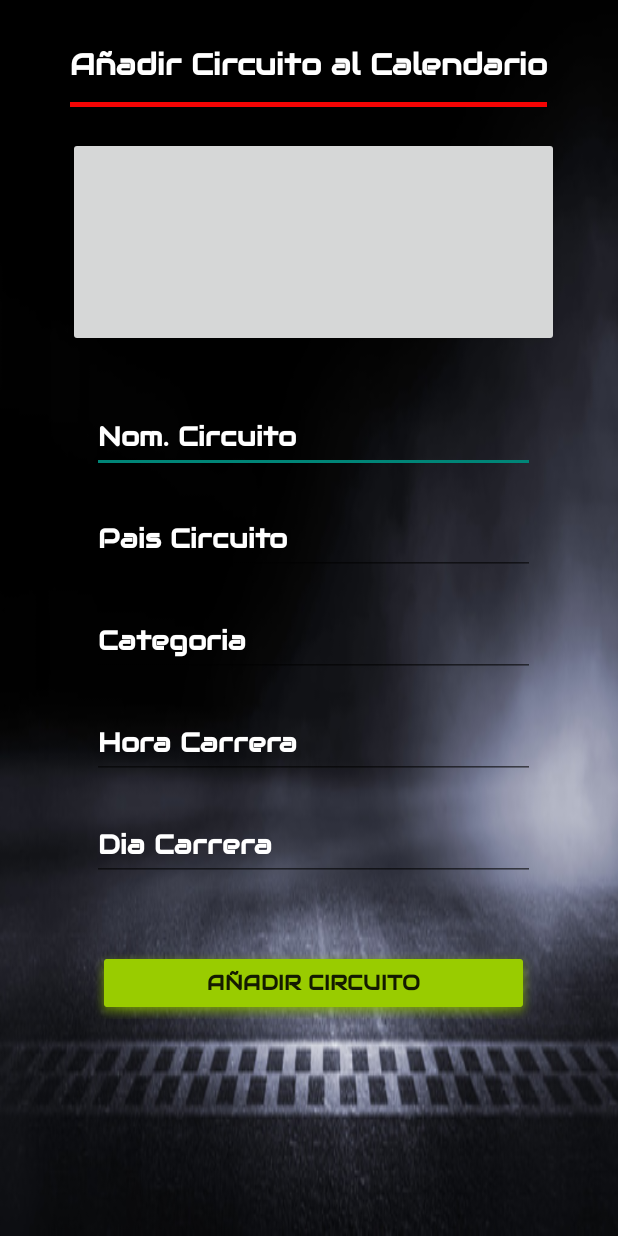
After one commit to MarcoP1993/MySimRacing, an Android app: the CircuitosNuevoActivity screen opened directly, with no data from a screen before it, on a phone screen of 412 x 824 dp. The commit adds this screen. Run offline under Robolectric (Android 15) with nearby library versions, the phone set to English and light mode, and no system bars; our stand-ins replace Firebase (no records; nobody signed in at launch, a user with empty details on screens opened directly); pictures from the network do not load; Roboto replaces fonts that are not available here.

```diff
--- a/app/build.gradle
+++ b/app/build.gradle
@@ -52,5 +52,6 @@ dependencies {
     implementation platform('com.google.firebase:firebase-bom:28.4.2')
     implementation 'com.google.firebase:firebase-analytics'
     implementation 'com.mikhaellopez:circularimageview:4.3.0'
+    implementation 'com.squareup.picasso:picasso:2.8'
 
 }
--- /dev/null
+++ b/app/src/main/java/com/example/mysimracing/RecyclerCircuitos/CircuitosNuevoActivity.java
@@ -0,0 +1,140 @@
+package com.example.mysimracing.RecyclerCircuitos;
+
+import androidx.annotation.NonNull;
+import androidx.annotation.Nullable;
+import androidx.appcompat.app.AppCompatActivity;
+
+import android.app.ProgressDialog;
+import android.content.Intent;
+import android.net.Uri;
+import android.os.Bundle;
+import android.view.View;
+import android.widget.Button;
+import android.widget.EditText;
+import android.widget.ImageButton;
+import android.widget.Toast;
+
+import com.example.mysimracing.Clases.Circuitos;
+import com.example.mysimracing.R;
+import com.google.android.gms.tasks.OnCompleteListener;
+import com.google.android.gms.tasks.OnFailureListener;
+import com.google.android.gms.tasks.OnSuccessListener;
+import com.google.android.gms.tasks.Task;
+import com.google.firebase.firestore.DocumentReference;
+import com.google.firebase.firestore.FirebaseFirestore;
+import com.google.firebase.storage.FirebaseStorage;
+import com.google.firebase.storage.StorageReference;
+import com.google.firebase.storage.UploadTask;
+
+public class CircuitosNuevoActivity extends AppCompatActivity {
+
+    FirebaseFirestore firestore;
+    FirebaseStorage storage;
+    EditText nombre, pais, dia, hora, categoria;
+    ImageButton img_circuito;
+    Button btn_insertar_circuito;
+    ProgressDialog progressDialog;
+
+    private static final int Gallery_code = 1;
+    Uri imagenUrl = null;
+
+    //valores a guardar
+    String nombreCircuito;
+    String paisCircuito;
+    String diaCarrera;
+    String horaCarrera;
+    String categoriaCoche;
+
+    @Override
+    protected void onCreate(Bundle savedInstanceState) {
+        super.onCreate(savedInstanceState);
+        setContentView(R.layout.activity_circuitos_nuevo);
+
+        firestore = FirebaseFirestore.getInstance();
+        storage = FirebaseStorage.getInstance();
+
+        nombre = findViewById(R.id.edt_nombre_circuito);
+        pais = findViewById(R.id.edt_pais_circuito);
+        dia = findViewById(R.id.edt_dia_carrera);
+        hora = findViewById(R.id.edt_hora_carrera);
+        categoria = findViewById(R.id.edt_cat_coche);
+        img_circuito = findViewById(R.id.img_circuito);
+        btn_insertar_circuito = findViewById(R.id.btn_crear_circuito);
+        progressDialog= new ProgressDialog(this);
+
+        img_circuito.setOnClickListener(new View.OnClickListener() {
+            @Override
+            public void onClick(View v) {
+                Intent intent = new Intent(Intent.ACTION_GET_CONTENT);
+                intent.setType("image/*");
+                startActivityForResult(intent, Gallery_code);
+            }
+        });
+    }
+
+    @Override
+    protected void onActivityResult(int requestCode, int resultCode, @Nullable Intent data) {
+        super.onActivityResult(requestCode, resultCode, data);
+
+        if(requestCode == Gallery_code && resultCode == RESULT_OK){
+            imagenUrl=data.getData();
+            img_circuito.setImageURI(imagenUrl);
+        }
+
+    btn_insertar_circuito.setOnClickListener(new View.OnClickListener() {
+        @Override
+        public void onClick(View v) {
+            nombreCircuito = nombre.getText().toString().trim();
+            paisCircuito = pais.getText().toString().trim();
+            diaCarrera = dia.getText().toString().trim();
+            horaCarrera = hora.getText().toString().trim();
+            categoriaCoche = categoria.getText().toString().trim();
+
+            if(!(nombreCircuito.isEmpty() && paisCircuito.isEmpty() && diaCarrera.isEmpty() && horaCarrera.isEmpty() && categoriaCoche.isEmpty() && imagenUrl!=null)){
+
+                progressDialog.setTitle("Creando...");
+                progressDialog.show();
+
+                StorageReference filepath = storage.getReference().child("ImagenCircuito").child(imagenUrl.getLastPathSegment());
+                filepath.putFile(imagenUrl).addOnSuccessListener(new OnSuccessListener<UploadTask.TaskSnapshot>() {
+                    @Override
+                    public void onSuccess(UploadTask.TaskSnapshot taskSnapshot) {
+
+                        Task<Uri> descargarURL= taskSnapshot.getStorage().getDownloadUrl().addOnCompleteListener(new OnCompleteListener<Uri>() {
+                            @Override
+                            public void onComplete(@NonNull Task<Uri> task) {
+
+                                String t = task.getResult().toString();
+
+                                //crear coleccion en firestore
+
+                                Circuitos circuitos = new Circuitos(nombreCircuito, paisCircuito, categoriaCoche , horaCarrera, diaCarrera , imagenUrl.toString());
+
+                                firestore.collection("Circuitos").add(circuitos).addOnSuccessListener(new OnSuccessListener<DocumentReference>() {
+                                    @Override
+                                    public void onSuccess(DocumentReference documentReference) {
+
+                                        Toast.makeText(CircuitosNuevoActivity.this, "Circuito creado correctamente", Toast.LENGTH_SHORT).show();
+                                        finish();
+                                    }
+                                }).addOnFailureListener(new OnFailureListener() {
+                                    @Override
+                                    public void onFailure(@NonNull Exception e) {
+                                        Toast.makeText(CircuitosNuevoActivity.this, "Error al crear el circuito", Toast.LENGTH_SHORT).show();
+                                    }
+                                });
+
+
+                            }
+                        });
+                    }
+                });
+
+            }else {
+
+                Toast.makeText(CircuitosNuevoActivity.this, "Completa todos los campos", Toast.LENGTH_SHORT).show();
+            }
+        }
+    });
+    }
+}
--- /dev/null
+++ b/app/src/main/res/layout/activity_circuitos_nuevo.xml
@@ -0,0 +1,153 @@
+<?xml version="1.0" encoding="utf-8"?>
+<androidx.constraintlayout.widget.ConstraintLayout xmlns:android="http://schemas.android.com/apk/res/android"
+    xmlns:app="http://schemas.android.com/apk/res-auto"
+    xmlns:tools="http://schemas.android.com/tools"
+    android:layout_width="match_parent"
+    android:layout_height="match_parent"
+    android:background="@drawable/img"
+    tools:context=".RecyclerCircuitos.CircuitosNuevoActivity">
+
+    <TextView
+        android:id="@+id/textView34"
+        android:layout_width="wrap_content"
+        android:layout_height="wrap_content"
+        android:layout_marginStart="116dp"
+        android:layout_marginTop="30dp"
+        android:layout_marginEnd="117dp"
+        android:fontFamily="@font/audiowide"
+        android:text="Añadir Circuito al Calendario"
+        android:textColor="@color/white"
+        android:textSize="20sp"
+        android:textStyle="bold"
+        app:layout_constraintEnd_toEndOf="parent"
+        app:layout_constraintStart_toStartOf="parent"
+        app:layout_constraintTop_toTopOf="parent" />
+
+    <ImageButton
+        android:id="@+id/img_circuito"
+        android:layout_width="327dp"
+        android:layout_height="140dp"
+        android:layout_marginTop="20dp"
+        app:layout_constraintEnd_toEndOf="parent"
+        app:layout_constraintHorizontal_bias="0.535"
+        app:layout_constraintStart_toStartOf="parent"
+        app:layout_constraintTop_toBottomOf="@+id/divider12"
+        tools:ignore="SpeakableTextPresentCheck"
+        tools:srcCompat="@tools:sample/backgrounds/scenic" />
+
+    <View
+        android:id="@+id/divider12"
+        android:layout_width="0dp"
+        android:layout_height="3dp"
+        android:layout_marginTop="12dp"
+        android:background="@color/ic_btn_add_background"
+        app:layout_constraintEnd_toEndOf="@+id/textView34"
+        app:layout_constraintStart_toStartOf="@+id/textView34"
+        app:layout_constraintTop_toBottomOf="@+id/textView34" />
+
+    <EditText
+        android:id="@+id/edt_nombre_circuito"
+        android:layout_width="0dp"
+        android:layout_height="wrap_content"
+        android:layout_marginStart="16dp"
+        android:layout_marginTop="36dp"
+        android:layout_marginEnd="16dp"
+        android:ems="10"
+        android:fontFamily="@font/audiowide"
+        android:hint="Nom. Circuito"
+        android:inputType="textPersonName"
+        android:minHeight="48dp"
+        android:textColor="@color/white"
+        android:textColorHint="@color/white"
+        android:textStyle="bold"
+        app:layout_constraintEnd_toEndOf="@+id/img_circuito"
+        app:layout_constraintHorizontal_bias="0.0"
+        app:layout_constraintStart_toStartOf="@+id/img_circuito"
+        app:layout_constraintTop_toBottomOf="@+id/img_circuito" />
+
+    <EditText
+        android:id="@+id/edt_pais_circuito"
+        android:layout_width="0dp"
+        android:layout_height="wrap_content"
+        android:layout_marginTop="20dp"
+        android:ems="10"
+        android:fontFamily="@font/audiowide"
+        android:hint="Pais Circuito"
+        android:inputType="textPersonName"
+        android:minHeight="48dp"
+        android:textColor="@color/white"
+        android:textColorHint="@android:color/background_light"
+        android:textStyle="bold"
+        app:layout_constraintEnd_toEndOf="@+id/edt_nombre_circuito"
+        app:layout_constraintHorizontal_bias="0.0"
+        app:layout_constraintStart_toStartOf="@+id/edt_nombre_circuito"
+        app:layout_constraintTop_toBottomOf="@+id/edt_nombre_circuito" />
+
+    <EditText
+        android:id="@+id/edt_cat_coche"
+        android:layout_width="0dp"
+        android:layout_height="wrap_content"
+        android:layout_marginTop="20dp"
+        android:ems="10"
+        android:fontFamily="@font/audiowide"
+        android:hint="Categoria"
+        android:inputType="textPersonName"
+        android:minHeight="48dp"
+        android:textColor="@color/white"
+        android:textColorHint="@android:color/background_light"
+        android:textStyle="bold"
+        app:layout_constraintEnd_toEndOf="@+id/edt_pais_circuito"
+        app:layout_constraintStart_toStartOf="@+id/edt_pais_circuito"
+        app:layout_constraintTop_toBottomOf="@+id/edt_pais_circuito" />
+
+    <EditText
+        android:id="@+id/edt_hora_carrera"
+        android:layout_width="0dp"
+        android:layout_height="wrap_content"
+        android:layout_marginTop="20dp"
+        android:ems="10"
+        android:fontFamily="@font/audiowide"
+        android:hint="Hora Carrera"
+        android:inputType="textPersonName"
+        android:minHeight="48dp"
+        android:textColor="@color/white"
+        android:textColorHint="@android:color/background_light"
+        android:textStyle="bold"
+        app:layout_constraintEnd_toEndOf="@+id/edt_cat_coche"
+        app:layout_constraintHorizontal_bias="0.497"
+        app:layout_constraintStart_toStartOf="@+id/edt_cat_coche"
+        app:layout_constraintTop_toBottomOf="@+id/edt_cat_coche" />
+
+    <EditText
+        android:id="@+id/edt_dia_carrera"
+        android:layout_width="0dp"
+        android:layout_height="wrap_content"
+        android:layout_marginTop="20dp"
+        android:ems="10"
+        android:fontFamily="@font/audiowide"
+        android:hint="Dia Carrera"
+        android:inputType="textPersonName"
+        android:minHeight="48dp"
+        android:textColor="@color/white"
+        android:textColorHint="@color/white"
+        android:textStyle="bold"
+        app:layout_constraintEnd_toEndOf="@+id/edt_hora_carrera"
+        app:layout_constraintHorizontal_bias="0.55"
+        app:layout_constraintStart_toStartOf="@+id/edt_hora_carrera"
+        app:layout_constraintTop_toBottomOf="@+id/edt_hora_carrera" />
+
+    <Button
+        android:id="@+id/btn_crear_circuito"
+        android:layout_width="0dp"
+        android:layout_height="wrap_content"
+        android:layout_marginTop="44dp"
+        android:background="@android:drawable/dialog_holo_light_frame"
+        android:backgroundTint="@android:color/holo_green_light"
+        android:fontFamily="@font/audiowide"
+        android:text="Añadir Circuito"
+        android:textStyle="bold"
+        app:layout_constraintEnd_toEndOf="@+id/edt_dia_carrera"
+        app:layout_constraintHorizontal_bias="0.0"
+        app:layout_constraintStart_toStartOf="@+id/edt_dia_carrera"
+        app:layout_constraintTop_toBottomOf="@+id/edt_dia_carrera" />
+</androidx.constraintlayout.widget.ConstraintLayout>
```
Also changed, not shown: app/src/main/AndroidManifest.xml (+12 -4 lines), app/src/main/java/com/example/mysimracing/Clases/Circuitos.java (+4 -4 lines), app/src/main/java/com/example/mysimracing/RecicledListas/EventoDetallesActivity.java (+8 -0 lines), app/src/main/java/com/example/mysimracing/RecyclerCircuitos/CircuitoActivity.java (added, +106 -0 lines), app/src/main/java/com/example/mysimracing/RecyclerCircuitos/CircuitosAdapter.java (added, +76 -0 lines), app/src/main/res/layout/activity_circuito.xml (added, +77 -0 lines), app/src/main/res/layout/item_circuitos.xml (added, +62 -0 lines), app/src/main/res/drawable/fondocircuito.jpg (added), app/src/main/res/drawable/fondocircuito2.jpg (added).
